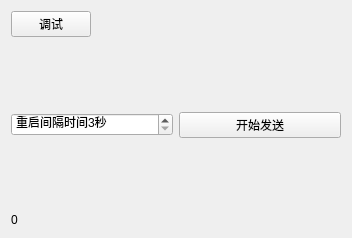
Qt form models/rebootbmus/rebootbmus.ui (Shogpe/bmsTool) before a commit.
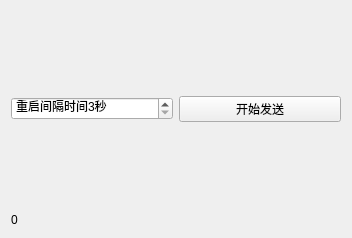
The same form after that commit.

Commit message: 1 重启bmu模块中的调试窗口和主界面的调试窗口发生了配置本地保存的冲突，删除了重启bmu模块的调试窗口功能

```diff
--- a/models/rebootbmus/rebootbmus.ui
+++ b/models/rebootbmus/rebootbmus.ui
@@ -15,28 +15,7 @@
   </property>
   <layout class="QGridLayout" name="gridLayout">
    <item row="0" column="0">
-    <layout class="QHBoxLayout" name="horizontalLayout_2">
-     <item>
-      <widget class="QPushButton" name="pb_Debug">
-       <property name="text">
-        <string>调试</string>
-       </property>
-      </widget>
-     </item>
-     <item>
-      <spacer name="horizontalSpacer">
-       <property name="orientation">
-        <enum>Qt::Horizontal</enum>
-       </property>
-       <property name="sizeHint" stdset="0">
-        <size>
-         <width>40</width>
-         <height>20</height>
-        </size>
-       </property>
-      </spacer>
-     </item>
-    </layout>
+    <layout class="QHBoxLayout" name="horizontalLayout_2"/>
    </item>
    <item row="1" column="1">
     <spacer name="verticalSpacer">
```
The commit also changes 2 other files.
